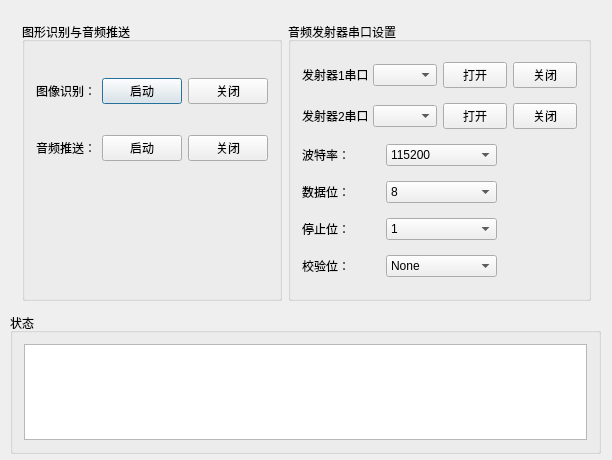
This is PushSSDemo.ui in Eastern-hn/PushSSDemo as Qt 5 draws it before an edit. The edited form follows.
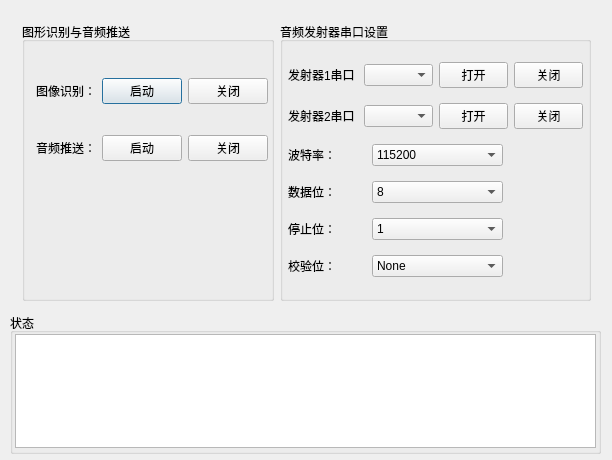
This is the edited form.

The edit to the form file:
```diff
--- a/PushSSDemo.ui
+++ b/PushSSDemo.ui
@@ -53,6 +53,18 @@
     <string>状态</string>
    </property>
    <layout class="QHBoxLayout" name="horizontalLayout_11">
+    <property name="leftMargin">
+     <number>2</number>
+    </property>
+    <property name="topMargin">
+     <number>1</number>
+    </property>
+    <property name="rightMargin">
+     <number>2</number>
+    </property>
+    <property name="bottomMargin">
+     <number>3</number>
+    </property>
     <item>
      <widget class="QTextBrowser" name="m_info">
       <property name="sizePolicy">
@@ -84,6 +96,9 @@
        <string>图形识别与音频推送</string>
       </property>
       <layout class="QVBoxLayout" name="verticalLayout_4">
+       <property name="rightMargin">
+        <number>3</number>
+       </property>
        <item>
         <layout class="QHBoxLayout" name="horizontalLayout_8">
          <item>
@@ -171,6 +186,12 @@
        <string>音频发射器串口设置</string>
       </property>
       <layout class="QHBoxLayout" name="horizontalLayout">
+       <property name="leftMargin">
+        <number>5</number>
+       </property>
+       <property name="rightMargin">
+        <number>5</number>
+       </property>
        <item>
         <layout class="QVBoxLayout" name="verticalLayout">
          <item>
```
